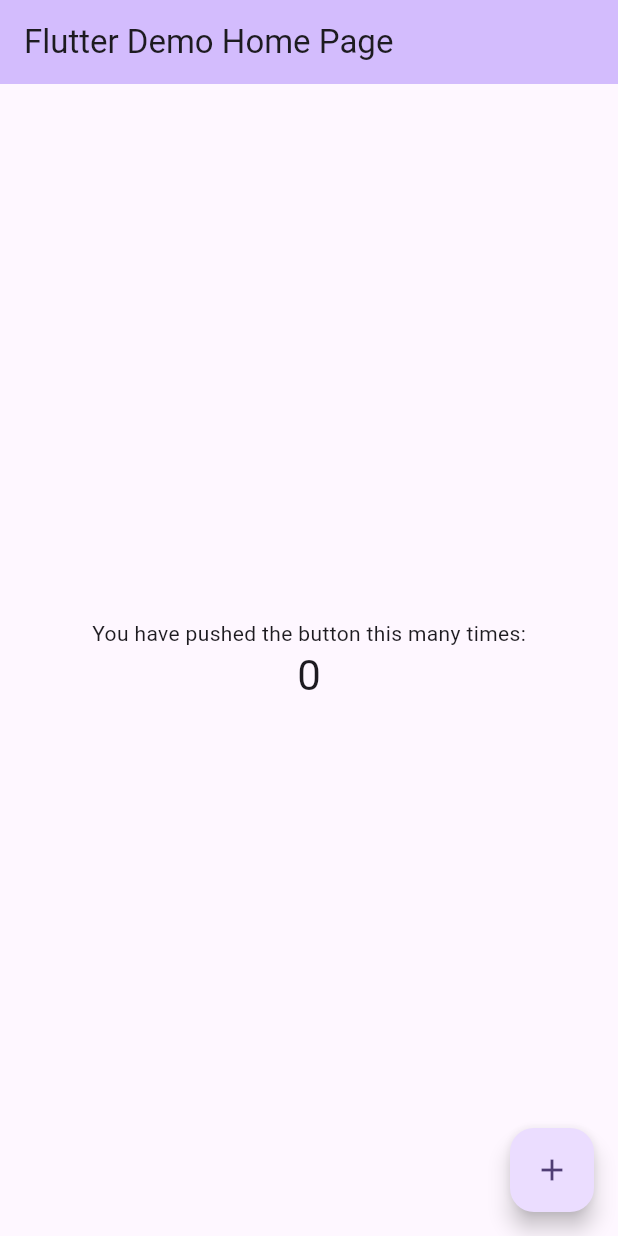
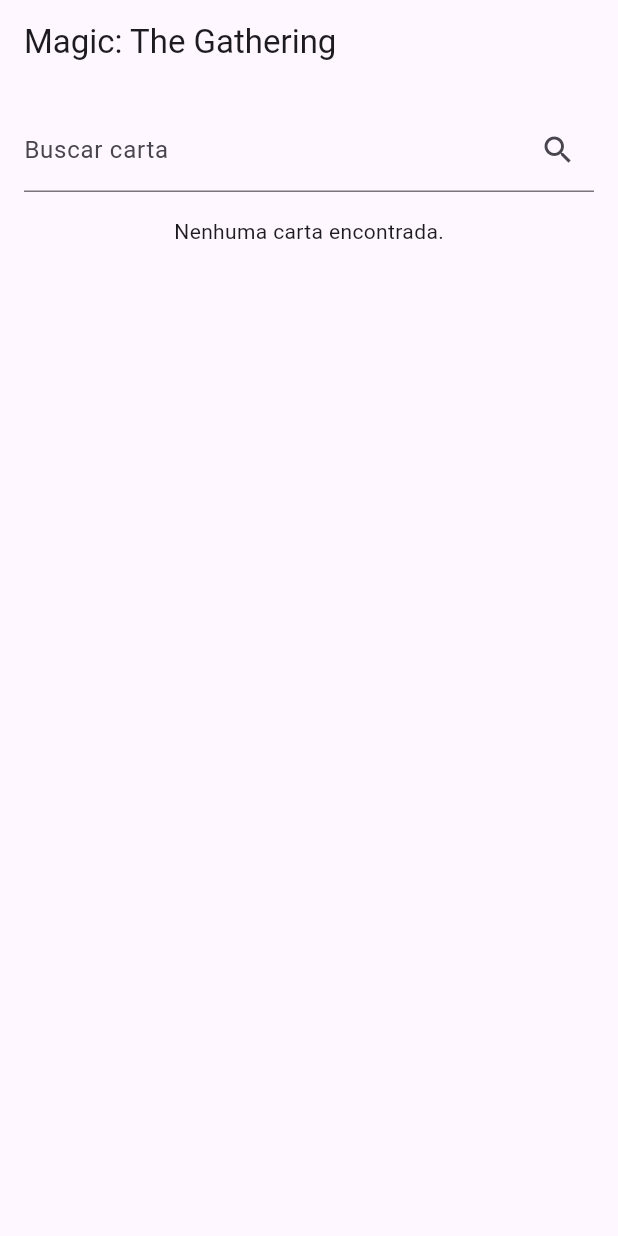
Before and after one commit to carolinarosatto/mtg_collect, a Flutter app: the screen it shows after launch, on a phone screen of 412 x 824 dp. Run offline on Flutter 3.47's test engine with Material 3 defaults, Android fonts, the light colour scheme and no system bars.

Commit message:
feat: implements basic search and show a list of cards

```diff
--- a/lib/main.dart
+++ b/lib/main.dart
@@ -1,122 +1,33 @@
 import 'package:flutter/material.dart';
+import 'package:mtg_collect/repositories/card_repository.dart';
+import 'package:mtg_collect/services/card_service.dart';
+import 'package:mtg_collect/viewmodels/card_viewmodel.dart';
+import 'package:mtg_collect/views/widgets/card_list_widget.dart';
+import 'package:provider/provider.dart';
 
 void main() {
-  runApp(const MyApp());
+  final apiService = CardService();
+  final repository = CardRepository(apiService);
+
+  runApp(
+    MultiProvider(
+      providers: [
+        ChangeNotifierProvider(create: (_) => CardViewModel(repository)),
+      ],
+      child: const MtgCollectApp(),
+    ),
+  );
 }
 
-class MyApp extends StatelessWidget {
-  const MyApp({super.key});
+class MtgCollectApp extends StatelessWidget {
+  const MtgCollectApp({super.key});
 
-  // This widget is the root of your application.
   @override
   Widget build(BuildContext context) {
     return MaterialApp(
-      title: 'Flutter Demo',
-      theme: ThemeData(
-        // This is the theme of your application.
-        //
-        // TRY THIS: Try running your application with "flutter run". You'll see
-        // the application has a purple toolbar. Then, without quitting the app,
-        // try changing the seedColor in the colorScheme below to Colors.green
-        // and then invoke "hot reload" (save your changes or press the "hot
-        // reload" button in a Flutter-supported IDE, or press "r" if you used
-        // the command line to start the app).
-        //
-        // Notice that the counter didn't reset back to zero; the application
-        // state is not lost during the reload. To reset the state, use hot
-        // restart instead.
-        //
-        // This works for code too, not just values: Most code changes can be
-        // tested with just a hot reload.
-        colorScheme: ColorScheme.fromSeed(seedColor: Colors.deepPurple),
-      ),
-      home: const MyHomePage(title: 'Flutter Demo Home Page'),
+      title: 'MTG Collect',
+      theme: ThemeData(primarySwatch: Colors.deepPurple),
+      home: const CardListScreen(),
     );
   }
 }
-
-class MyHomePage extends StatefulWidget {
-  const MyHomePage({super.key, required this.title});
-
-  // This widget is the home page of your application. It is stateful, meaning
-  // that it has a State object (defined below) that contains fields that affect
-  // how it looks.
-
-  // This class is the configuration for the state. It holds the values (in this
-  // case the title) provided by the parent (in this case the App widget) and
-  // used by the build method of the State. Fields in a Widget subclass are
-  // always marked "final".
-
-  final String title;
-
-  @override
-  State<MyHomePage> createState() => _MyHomePageState();
-}
-
-class _MyHomePageState extends State<MyHomePage> {
-  int _counter = 0;
-
-  void _incrementCounter() {
-    setState(() {
-      // This call to setState tells the Flutter framework that something has
-      // changed in this State, which causes it to rerun the build method below
-      // so that the display can reflect the updated values. If we changed
-      // _counter without calling setState(), then the build method would not be
-      // called again, and so nothing would appear to happen.
-      _counter++;
-    });
-  }
-
-  @override
-  Widget build(BuildContext context) {
-    // This method is rerun every time setState is called, for instance as done
-    // by the _incrementCounter method above.
-    //
-    // The Flutter framework has been optimized to make rerunning build methods
-    // fast, so that you can just rebuild anything that needs updating rather
-    // than having to individually change instances of widgets.
-    return Scaffold(
-      appBar: AppBar(
-        // TRY THIS: Try changing the color here to a specific color (to
-        // Colors.amber, perhaps?) and trigger a hot reload to see the AppBar
-        // change color while the other colors stay the same.
-        backgroundColor: Theme.of(context).colorScheme.inversePrimary,
-        // Here we take the value from the MyHomePage object that was created by
-        // the App.build method, and use it to set our appbar title.
-        title: Text(widget.title),
-      ),
-      body: Center(
-        // Center is a layout widget. It takes a single child and positions it
-        // in the middle of the parent.
-        child: Column(
-          // Column is also a layout widget. It takes a list of children and
-          // arranges them vertically. By default, it sizes itself to fit its
-          // children horizontally, and tries to be as tall as its parent.
-          //
-          // Column has various properties to control how it sizes itself and
-          // how it positions its children. Here we use mainAxisAlignment to
-          // center the children vertically; the main axis here is the vertical
-          // axis because Columns are vertical (the cross axis would be
-          // horizontal).
-          //
-          // TRY THIS: Invoke "debug painting" (choose the "Toggle Debug Paint"
-          // action in the IDE, or press "p" in the console), to see the
-          // wireframe for each widget.
-          mainAxisAlignment: MainAxisAlignment.center,
-          children: <Widget>[
-            const Text('You have pushed the button this many times:'),
-            Text(
-              '$_counter',
-              style: Theme.of(context).textTheme.headlineMedium,
-            ),
-          ],
-        ),
-      ),
-      floatingActionButton: FloatingActionButton(
-        onPressed: _incrementCounter,
-        tooltip: 'Increment',
-        child: const Icon(Icons.add),
-      ), // This trailing comma makes auto-formatting nicer for build methods.
-    );
-  }
-}
--- /dev/null
+++ b/lib/models/card_model.dart
@@ -0,0 +1,24 @@
+class CardModel {
+  final String name;
+  final String id;
+  final String imageUrl;
+  final String manaCost;
+
+  CardModel({
+    required this.name,
+    required this.id,
+    required this.imageUrl,
+    required this.manaCost,
+  });
+
+  factory CardModel.fromJson(Map<String, dynamic> json) {
+    final imageUris = json['image_uris'] ?? {};
+
+    return CardModel(
+      name: json['name'] ?? '',
+      id: json['id'] ?? '',
+      imageUrl: imageUris['normal'] ?? '',
+      manaCost: json['mana_cost'] ?? '',
+    );
+  }
+}
--- /dev/null
+++ b/lib/repositories/card_repository.dart
@@ -0,0 +1,12 @@
+import 'package:mtg_collect/models/card_model.dart';
+import 'package:mtg_collect/services/card_service.dart';
+
+class CardRepository {
+  final CardService api;
+
+  CardRepository(this.api);
+
+  Future<List<CardModel>> getCards(String query) async {
+    return await api.fetchCards(query);
+  }
+}
--- /dev/null
+++ b/lib/viewmodels/card_viewmodel.dart
@@ -0,0 +1,36 @@
+import 'package:flutter/material.dart';
+import 'package:mtg_collect/models/card_model.dart';
+import 'package:mtg_collect/repositories/card_repository.dart';
+
+class CardViewModel extends ChangeNotifier {
+  final CardRepository repository;
+
+  CardViewModel(this.repository);
+
+  List<CardModel> cards = [];
+  bool isLoading = false;
+  String? errorMessage;
+
+  Future<void> searchCards(String query) async {
+    if (query.isEmpty) return;
+
+    isLoading = true;
+    errorMessage = null;
+    notifyListeners();
+
+    try {
+      final result = await repository.getCards(query);
+      cards = result;
+    } catch (e) {
+      errorMessage = 'Erro ao buscar cartas. Tente novamente.';
+    } finally {
+      isLoading = false;
+      notifyListeners();
+    }
+  }
+
+  void clearResults() {
+    cards = [];
+    notifyListeners();
+  }
+}
--- /dev/null
+++ b/lib/views/widgets/card_list_widget.dart
@@ -0,0 +1,67 @@
+import 'package:flutter/material.dart';
+import 'package:mtg_collect/viewmodels/card_viewmodel.dart';
+import 'package:provider/provider.dart';
+
+class CardListScreen extends StatefulWidget {
+  const CardListScreen({super.key});
+
+  @override
+  State<CardListScreen> createState() => _CardListScreenState();
+}
+
+class _CardListScreenState extends State<CardListScreen> {
+  final _controller = TextEditingController();
+
+  @override
+  Widget build(BuildContext context) {
+    final vm = context.watch<CardViewModel>();
+
+    return Scaffold(
+      appBar: AppBar(title: const Text('Magic: The Gathering')),
+      body: Padding(
+        padding: const EdgeInsets.all(16.0),
+        child: Column(
+          children: [
+            TextField(
+              controller: _controller,
+              decoration: InputDecoration(
+                labelText: 'Buscar carta',
+                suffixIcon: IconButton(
+                  icon: const Icon(Icons.search),
+                  onPressed: () {
+                    vm.searchCards(_controller.text);
+                  },
+                ),
+              ),
+            ),
+            const SizedBox(height: 16),
+            if (vm.isLoading)
+              const Center(child: CircularProgressIndicator())
+            else if (vm.errorMessage != null)
+              Text(vm.errorMessage!, style: const TextStyle(color: Colors.red))
+            else if (vm.cards.isEmpty)
+              const Text('Nenhuma carta encontrada.')
+            else
+              Expanded(
+                child: ListView.builder(
+                  itemCount: vm.cards.length,
+                  itemBuilder: (context, index) {
+                    final card = vm.cards[index];
+                    return ListTile(
+                      leading: Image.network(
+                        card.imageUrl,
+                        width: 50,
+                        height: 50,
+                        fit: BoxFit.cover,
+                      ),
+                      title: Text(card.name),
+                    );
+                  },
+                ),
+              ),
+          ],
+        ),
+      ),
+    );
+  }
+}
--- a/pubspec.yaml
+++ b/pubspec.yaml
@@ -34,6 +34,8 @@
   # The following adds the Cupertino Icons font to your application.
   # Use with the CupertinoIcons class for iOS style icons.
   cupertino_icons: ^1.0.8
+  http: ^1.5.0
+  provider: ^6.1.5+1
 
 dev_dependencies:
   flutter_test:
```
Also changed, not shown: lib/services/card_service.dart (added, +21 -0 lines), lib/views/widgets/card_widget.dart (added).
